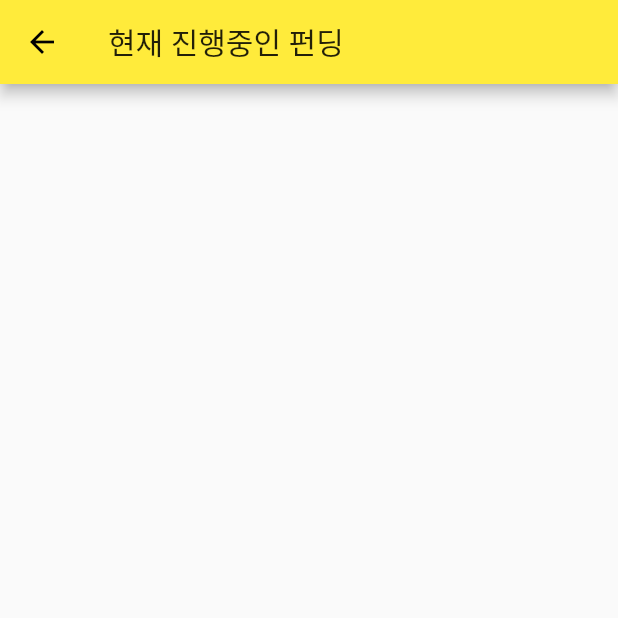
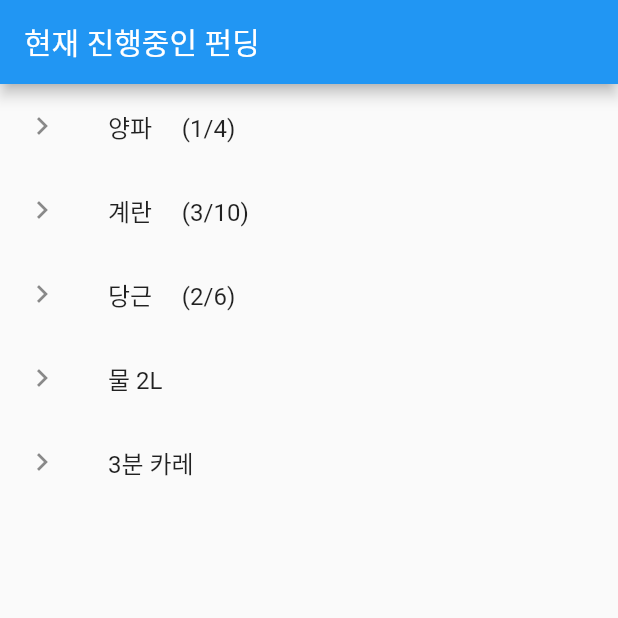
Before and after one commit to imsmile2000/flutter, a Flutter app: the screen it shows after launch, in the side drawer, after a tap on "현재 진행 중인 펀딩", on a phone screen of 412 x 824 dp, the top half of it. Run offline on Flutter 3.47's test engine with Material 2 defaults, Android fonts, the phone set to English and light mode, and no system bars.

Commit message:
Update main.dart

```diff
--- a/lib/main.dart
+++ b/lib/main.dart
@@ -5,8 +5,8 @@ void main() => runApp(MyApp());
 class MyApp extends StatelessWidget {
   @override
   Widget build(BuildContext context) {
+    final title = '동내친구';
     return MaterialApp(
-      title: '동내친구',
       theme: ThemeData(
           primarySwatch: Colors.yellow
       ),
@@ -14,7 +14,8 @@ class MyApp extends StatelessWidget {
     );
   }
 }
-class MainPage extends StatelessWidget {
+
+  class MainPage extends StatelessWidget {
   MainPage({Key key, this.title}) : super(key:key);
 
   final String title;
@@ -56,7 +57,7 @@ class MainPage extends StatelessWidget {
                     Navigator.push(
                         context,
                         MaterialPageRoute(
-                            builder:(context)=>PageView1()
+                            builder:(context)=>PageView2()
                         )
                     );
                    },
@@ -72,7 +73,7 @@ class MainPage extends StatelessWidget {
                     Navigator.push(
                         context,
                         MaterialPageRoute(
-                            builder:(context)=>PageView1()
+                            builder:(context)=>PageView3()
                         )
                     );
                   },
@@ -88,10 +89,38 @@ class MainPage extends StatelessWidget {
 class PageView1 extends StatelessWidget {
   @override
   Widget build(BuildContext context) {
-    return Scaffold(
-      appBar: AppBar(
-        title: Text('현재 진행중인 펀딩'),
-      )
+    final title = '현재 진행중인 펀딩';
+    return MaterialApp(
+      title: title,
+      home: Scaffold(
+        appBar: AppBar(
+          title: Text(title),
+        ),
+        body: ListView(
+          children: <Widget>[
+            ListTile(
+              leading: Icon(Icons.chevron_right),
+              title: Text('양파     (1/4)'),
+            ),
+            ListTile(
+              leading: Icon(Icons.chevron_right),
+              title: Text('계란     (3/10)'),
+            ),
+            ListTile(
+              leading: Icon(Icons.chevron_right),
+              title: Text('당근     (2/6)'),
+            ),
+            ListTile(
+              leading: Icon(Icons.chevron_right),
+              title: Text('물 2L'),
+            ),
+            ListTile(
+              leading: Icon(Icons.chevron_right),
+              title: Text('3분 카레'),
+            ),
+          ],
+        ),
+      ),
     );
   }
 }
```
